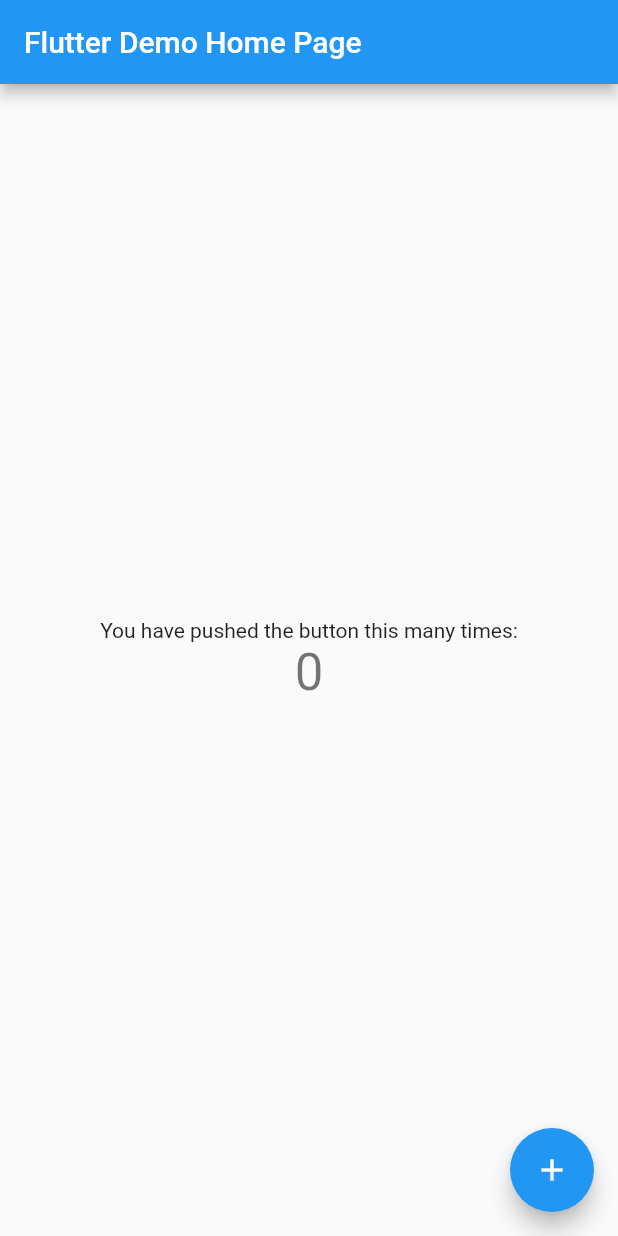
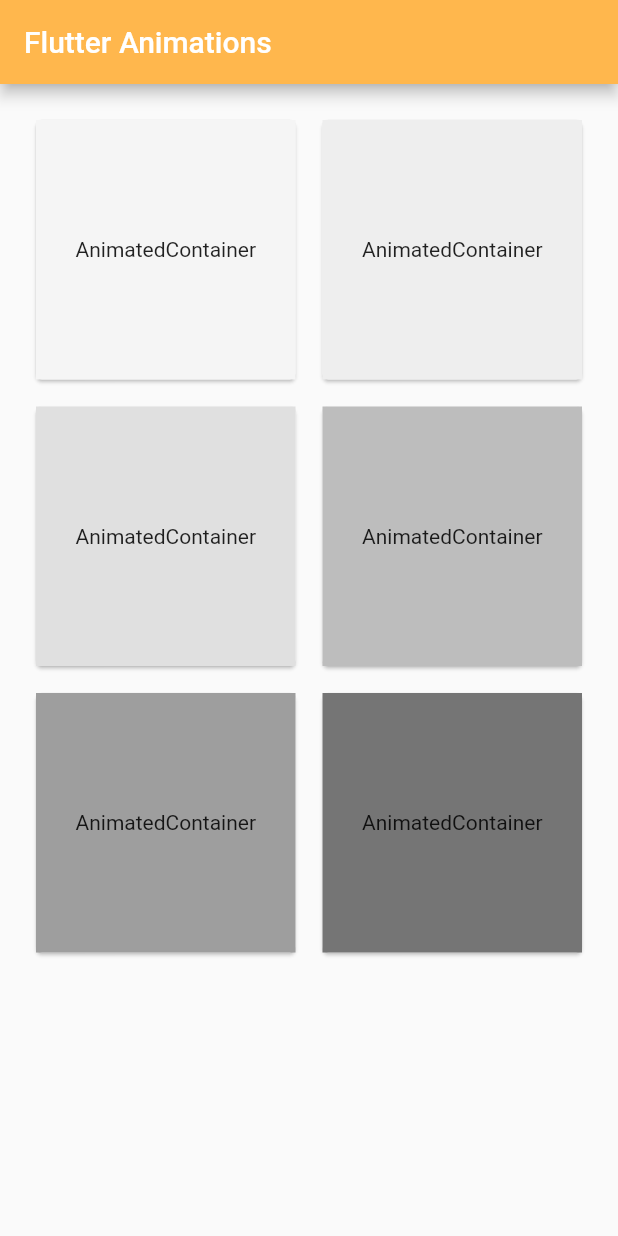
Before and after one commit to percypinaud/flutter_animations, a Flutter app: the screen it shows after launch, on a phone screen of 412 x 824 dp. Run offline on Flutter 3.47's test engine with Material 2 defaults, Android fonts, the phone set to English and light mode, and no system bars.

Commit message:
Inicio.V1

```diff
--- a/lib/main.dart
+++ b/lib/main.dart
@@ -1,117 +1,6 @@
 import 'package:flutter/material.dart';
+import 'package:flutter_animations/src/inicio.dart';
 
 void main() {
-  runApp(MyApp());
+  runApp(MaterialApp(home: Inicio()));
 }
-
-class MyApp extends StatelessWidget {
-  // This widget is the root of your application.
-  @override
-  Widget build(BuildContext context) {
-    return MaterialApp(
-      title: 'Flutter Demo',
-      theme: ThemeData(
-        // This is the theme of your application.
-        //
-        // Try running your application with "flutter run". You'll see the
-        // application has a blue toolbar. Then, without quitting the app, try
-        // changing the primarySwatch below to Colors.green and then invoke
-        // "hot reload" (press "r" in the console where you ran "flutter run",
-        // or simply save your changes to "hot reload" in a Flutter IDE).
-        // Notice that the counter didn't reset back to zero; the application
-        // is not restarted.
-        primarySwatch: Colors.blue,
-        // This makes the visual density adapt to the platform that you run
-        // the app on. For desktop platforms, the controls will be smaller and
-        // closer together (more dense) than on mobile platforms.
-        visualDensity: VisualDensity.adaptivePlatformDensity,
-      ),
-      home: MyHomePage(title: 'Flutter Demo Home Page'),
-    );
-  }
-}
-
-class MyHomePage extends StatefulWidget {
-  MyHomePage({Key key, this.title}) : super(key: key);
-
-  // This widget is the home page of your application. It is stateful, meaning
-  // that it has a State object (defined below) that contains fields that affect
-  // how it looks.
-
-  // This class is the configuration for the state. It holds the values (in this
-  // case the title) provided by the parent (in this case the App widget) and
-  // used by the build method of the State. Fields in a Widget subclass are
-  // always marked "final".
-
-  final String title;
-
-  @override
-  _MyHomePageState createState() => _MyHomePageState();
-}
-
-class _MyHomePageState extends State<MyHomePage> {
-  int _counter = 0;
-
-  void _incrementCounter() {
-    setState(() {
-      // This call to setState tells the Flutter framework that something has
-      // changed in this State, which causes it to rerun the build method below
-      // so that the display can reflect the updated values. If we changed
-      // _counter without calling setState(), then the build method would not be
-      // called again, and so nothing would appear to happen.
-      _counter++;
-    });
-  }
-
-  @override
-  Widget build(BuildContext context) {
-    // This method is rerun every time setState is called, for instance as done
-    // by the _incrementCounter method above.
-    //
-    // The Flutter framework has been optimized to make rerunning build methods
-    // fast, so that you can just rebuild anything that needs updating rather
-    // than having to individually change instances of widgets.
-    return Scaffold(
-      appBar: AppBar(
-        // Here we take the value from the MyHomePage object that was created by
-        // the App.build method, and use it to set our appbar title.
-        title: Text(widget.title),
-      ),
-      body: Center(
-        // Center is a layout widget. It takes a single child and positions it
-        // in the middle of the parent.
-        child: Column(
-          // Column is also a layout widget. It takes a list of children and
-          // arranges them vertically. By default, it sizes itself to fit its
-          // children horizontally, and tries to be as tall as its parent.
-          //
-          // Invoke "debug painting" (press "p" in the console, choose the
-          // "Toggle Debug Paint" action from the Flutter Inspector in Android
-          // Studio, or the "Toggle Debug Paint" command in Visual Studio Code)
-          // to see the wireframe for each widget.
-          //
-          // Column has various properties to control how it sizes itself and
-          // how it positions its children. Here we use mainAxisAlignment to
-          // center the children vertically; the main axis here is the vertical
-          // axis because Columns are vertical (the cross axis would be
-          // horizontal).
-          mainAxisAlignment: MainAxisAlignment.center,
-          children: <Widget>[
-            Text(
-              'You have pushed the button this many times:',
-            ),
-            Text(
-              '$_counter',
-              style: Theme.of(context).textTheme.headline4,
-            ),
-          ],
-        ),
-      ),
-      floatingActionButton: FloatingActionButton(
-        onPressed: _incrementCounter,
-        tooltip: 'Increment',
-        child: Icon(Icons.add),
-      ), // This trailing comma makes auto-formatting nicer for build methods.
-    );
-  }
-}
--- /dev/null
+++ b/lib/src/inicio.dart
@@ -0,0 +1,54 @@
+import 'package:flutter/material.dart';
+import 'package:flutter_animations/src/screens/card.dart';
+
+class Inicio extends StatelessWidget {
+  final double iconSize = 40.0;
+  final TextStyle textStyle = TextStyle(
+    color: Colors.blue,
+    fontSize: 30.0,
+  );
+
+  @override
+  Widget build(BuildContext context) {
+    final bool shouldWelcomeUser = true;
+
+    return Scaffold(
+        appBar: AppBar(
+          title: Text("Flutter Animations"),
+          backgroundColor: Colors.orange[300],
+        ),
+        body: GridView.count(
+          crossAxisSpacing: 10,
+          mainAxisSpacing: 10,
+          crossAxisCount: 2,
+          primary: false,
+          padding: const EdgeInsets.all(20),
+          children: <Widget>[
+            MyCard(
+              texto: "AnimatedContainer",
+              color_g: 100,
+            ),
+            MyCard(
+              texto: "AnimatedContainer",
+              color_g: 200,
+            ),
+            MyCard(
+              texto: "AnimatedContainer",
+              color_g: 300,
+            ),
+            MyCard(
+              texto: "AnimatedContainer",
+              color_g: 400,
+            ),
+            MyCard(
+              texto: "AnimatedContainer",
+              color_g: 500,
+            ),
+            MyCard(
+              texto: "AnimatedContainer",
+              color_g: 600,
+            ),
+          ],
+        ));
+  }
+}
--- /dev/null
+++ b/lib/src/screens/card.dart
@@ -0,0 +1,20 @@
+import 'package:flutter/material.dart';
+
+class MyCard extends StatelessWidget {
+  final int color_g;
+  final String texto;
+
+  MyCard({this.color_g, this.texto});
+
+  @override
+  Widget build(BuildContext context) {
+    return Card(
+      child: Container(
+        alignment: Alignment.center,
+        padding: const EdgeInsets.all(8),
+        child: Text(texto),
+        color: Colors.grey[color_g],
+      ),
+    );
+  }
+}
```
